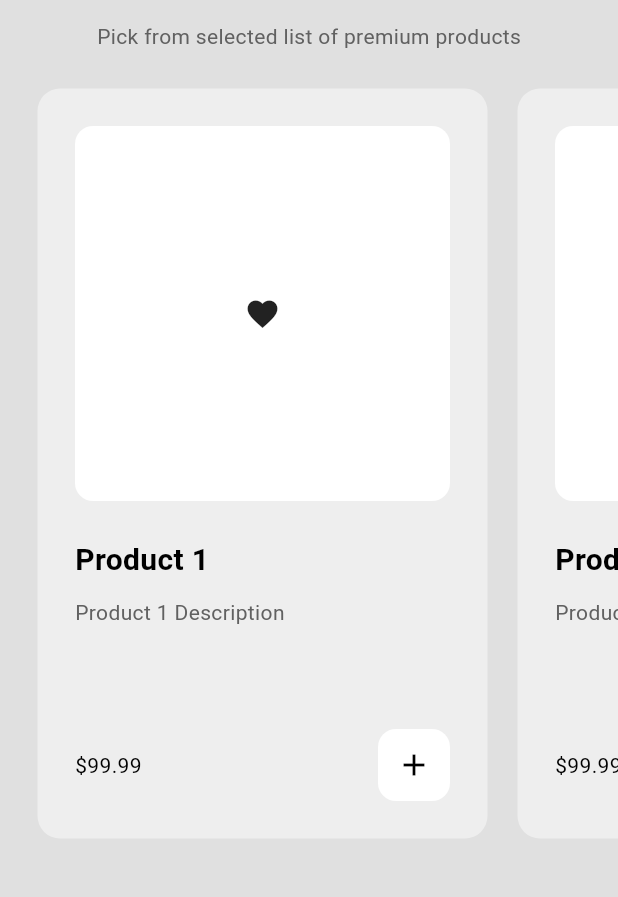
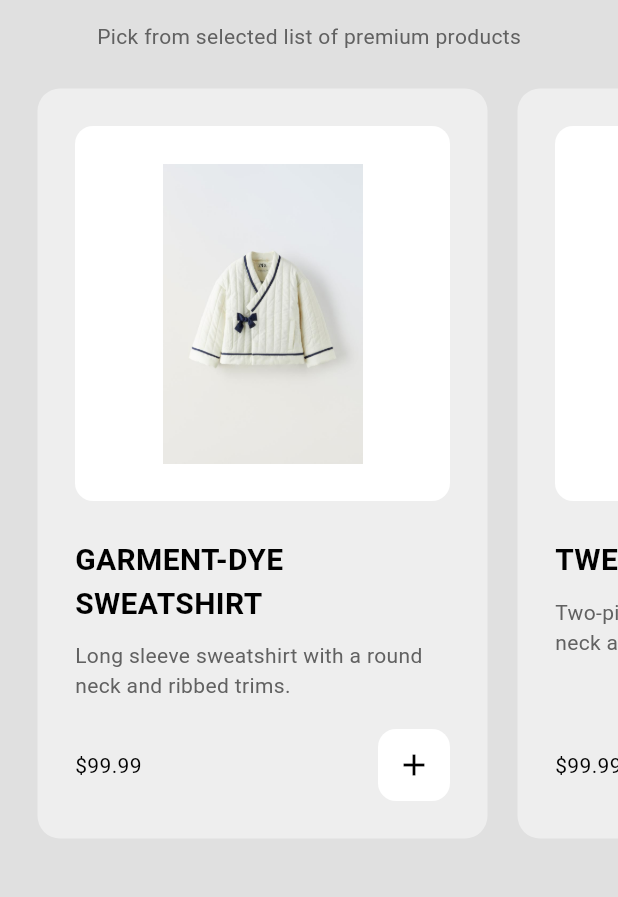
Before and after one commit to jonik2909/mini-ecommerce, a Flutter app: the ShopPage screen opened by its route, on a phone screen of 412 x 824 dp, the part 63-960 px from its top. Run offline on Flutter 3.47's test engine with Material 3 defaults, Android fonts, the phone set to English and light mode, and no system bars.

Commit message:
feat: integrate assets and modify shop page product tile image

```diff
--- a/lib/components/my_product_tile.dart
+++ b/lib/components/my_product_tile.dart
@@ -33,7 +33,7 @@ class MyProductTile extends StatelessWidget {
                   ),
                   width: double.infinity,
                   padding: EdgeInsets.all(25),
-                  child: Icon(Icons.favorite),
+                  child: Image.asset(product.imagePath),
                 ),
               ),
 
--- a/lib/models/shop.dart
+++ b/lib/models/shop.dart
@@ -5,28 +5,30 @@ class Shop extends ChangeNotifier {
   // products for sale
   final List<Product> _shop = [
     Product(
-      name: "Product 1",
+      name: "GARMENT-DYE SWEATSHIRT",
       price: 99.99,
-      description: "Product 1 Description",
-      imagePath: "imagePath",
+      description: "Long sleeve sweatshirt with a round neck and ribbed trims.",
+      imagePath: "assets/clothe1.jpg",
     ),
     Product(
-      name: "Product 2",
+      name: "TWEETY T-SHIRT",
       price: 99.99,
-      description: "Product 2 Description",
-      imagePath: "imagePath",
+      description:
+          "Two-piece co-ord. T-shirt with a round neck and short sleeves.",
+      imagePath: "assets/clothe2.jpg",
     ),
     Product(
-      name: "Product 3",
+      name: "CROCHET BERMUDA SHORTS",
       price: 99.99,
-      description: "Product 4 Description",
-      imagePath: "imagePath",
+      description: "Crochet knit Bermuda shorts with an elasticated waistband",
+      imagePath: "assets/clothe3.jpg",
     ),
     Product(
-      name: "Product 4",
+      name: "MINNIE T-SHIRT",
       price: 99.99,
-      description: "Product 4 Description",
-      imagePath: "imagePath",
+      description:
+          "Co-ord with a round neck and short sleeves. Short ribbed leggings with an elasticated waistband. MINNIE",
+      imagePath: "assets/clothe4.jpg",
     ),
   ];
 
```
Also changed, not shown: pubspec.yaml (+4 -7 lines), assets/clothe1.jpg (added), assets/clothe2.jpg (added), assets/clothe3.jpg (added), assets/clothe4.jpg (added).
